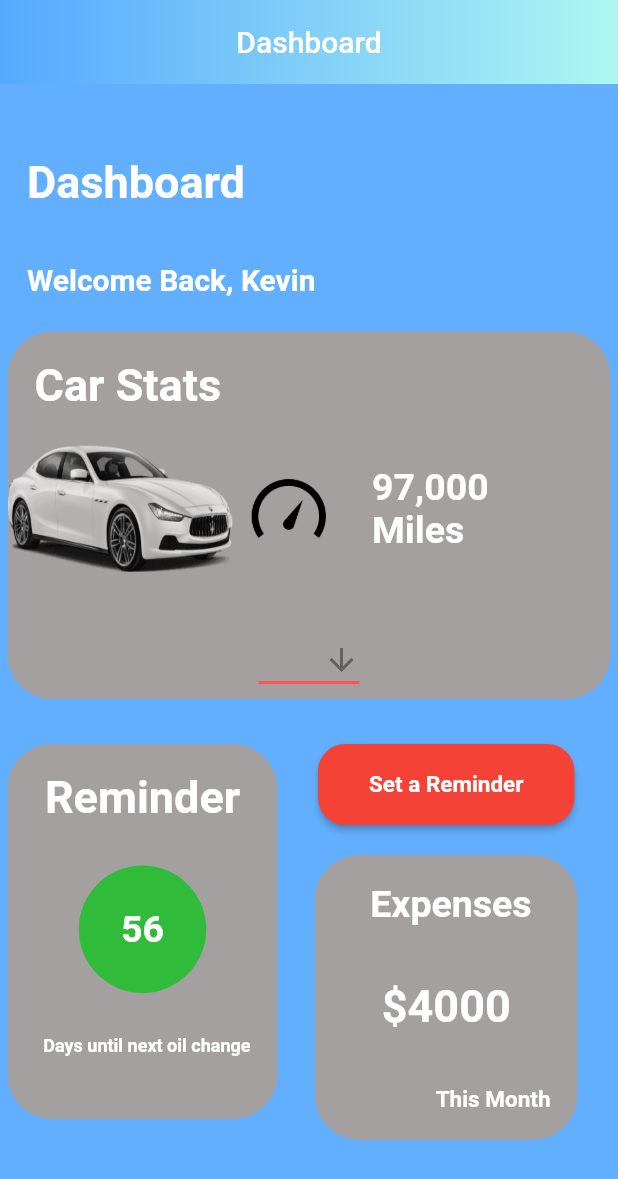
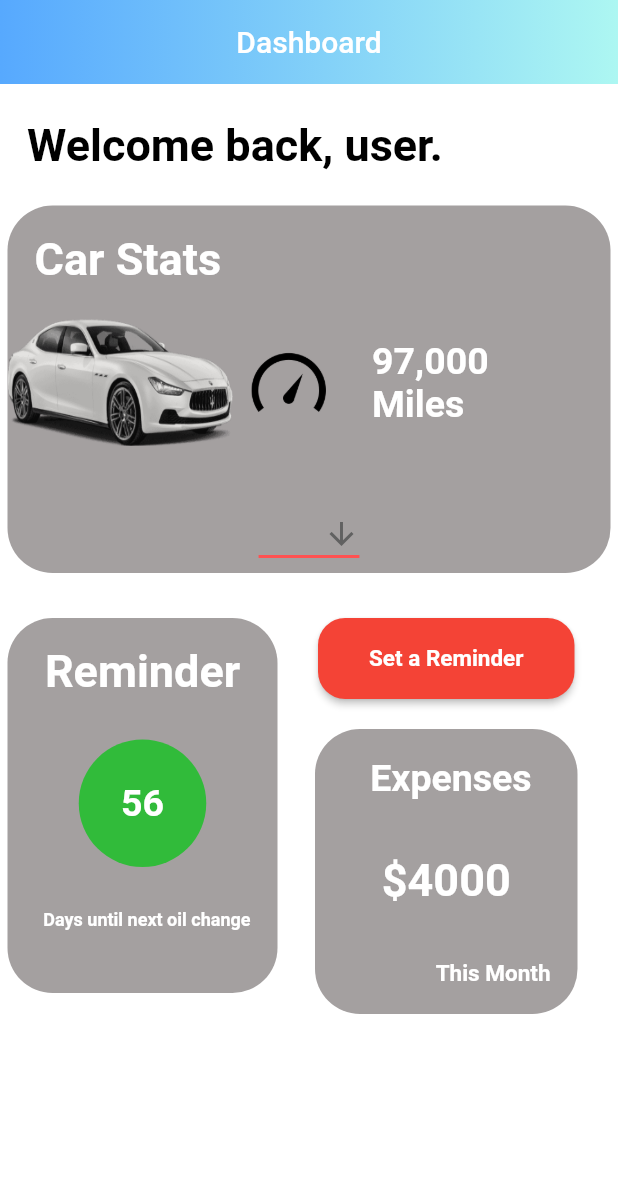
Before and after one commit to jabezj1/Motore, a Flutter app: the Dashboard screen opened directly, on a phone screen of 412 x 824 dp. Shown: the top 1179 px of the screen. Run offline on Flutter 3.47's test engine with Material 2 defaults, Android fonts, the phone set to English and light mode, and no system bars; our stand-ins replace animated_splash_screen, auth_buttons, cloud_firestore, curved_navigation_bar, dio, firebase_auth and 9 more; accounts and stored records are empty.

Commit message:
edited dashboard

```diff
--- a/lib/main.dart
+++ b/lib/main.dart
@@ -2,6 +2,7 @@ import 'package:flutter/material.dart';
 import 'package:motore/navbar.dart';
 import 'package:firebase_core/firebase_core.dart';
 import 'package:animated_splash_screen/animated_splash_screen.dart';
+import 'package:motore/pages/Dashboard.dart';
 
 Future<void> main() async {
   WidgetsFlutterBinding.ensureInitialized();
--- a/lib/pages/Dashboard.dart
+++ b/lib/pages/Dashboard.dart
@@ -379,13 +379,13 @@ ImageInput(String path, double h, double w) {
   );
 }
 
-WelcomeText(String text, double size) {
+WelcomeText(String text, double size, Color coloring) {
   return Padding(
     padding: const EdgeInsets.all(18.0),
     child: Text(
       text,
       style: TextStyle(
-        color: Colors.white,
+        color: coloring,
         fontSize: size,
         fontWeight: FontWeight.bold,
       ),
@@ -403,7 +403,7 @@ class Dashboard extends StatelessWidget {
       appBar: AppBar(
 				automaticallyImplyLeading: false,
 				title: const Text(
-					'Dashboard',
+					'Dashboard'
 				),
 				centerTitle: true,
 				elevation: 0,
@@ -416,17 +416,16 @@ class Dashboard extends StatelessWidget {
 					),
 				),
 			),
-      backgroundColor: Color(0xFF15AAAFF),
+      backgroundColor: Color.fromARGB(255, 255, 255, 255),
       body: SingleChildScrollView(
         child: SafeArea(
             child: Column(
           crossAxisAlignment: CrossAxisAlignment.start,
           children: <Widget>[
             const SizedBox(
-              height: 30,
+              height: 5,
             ),
-            WelcomeText("Dashboard", 30),
-            WelcomeText("Welcome Back, Kevin", 20),
+            WelcomeText("Welcome back, user.", 30, Colors.black),
             Padding(
               padding: const EdgeInsets.all(5),
               child: Center(
@@ -446,7 +445,7 @@ class Dashboard extends StatelessWidget {
                             ),
                             Align(
                               alignment: Alignment.centerLeft,
-                              child: WelcomeText("Car Stats", 30),
+                              child: WelcomeText("Car Stats", 30, Colors.white),
                             ),
                             Align(
                                 alignment: Alignment.centerLeft,
@@ -454,7 +453,7 @@ class Dashboard extends StatelessWidget {
                                   children: <Widget>[
                                     ImageInput("lib/icons/car2.png", 85, 150),
                                     ImageInput("lib/icons/mileage.png", 75, 75),
-                                    WelcomeText("97,000\nMiles", 25)
+                                    WelcomeText("97,000\nMiles", 25, Colors.white)
                                   ],
                                 )),
                             const SizedBox(
@@ -511,7 +510,7 @@ class Dashboard extends StatelessWidget {
                     ),
                     child: Column(
                       children: <Widget>[
-                        WelcomeText("Reminder", 30),
+                        WelcomeText("Reminder", 30, Colors.white),
                         Container(
                           margin: const EdgeInsets.all(10),
                           padding: const EdgeInsets.all(10),
@@ -523,14 +522,14 @@ class Dashboard extends StatelessWidget {
                           ),
                           child: Column(
                             children: <Widget>[
-                              WelcomeText("56", 25),
+                              WelcomeText("56", 25, Colors.white),
                             ],
                           ),
                         ),
                         Align(
                             alignment: Alignment.centerRight,
                             child:
-                                WelcomeText("Days until next oil change", 12))
+                                WelcomeText("Days until next oil change", 12, Colors.white))
                       ],
                     ),
                   ),
@@ -549,7 +548,7 @@ class Dashboard extends StatelessWidget {
                                 RoundedRectangleBorder>(RoundedRectangleBorder(
                               borderRadius: BorderRadius.circular(18.0),
                             ))),
-                        child: WelcomeText("Set a Reminder", 15),
+                        child: WelcomeText("Set a Reminder", 15, Colors.white),
                       )),
                       const SizedBox(
                         height: 20,
@@ -563,11 +562,11 @@ class Dashboard extends StatelessWidget {
                         ),
                         child: Column(
                           children: <Widget>[
-                            WelcomeText(" Expenses", 25),
-                            WelcomeText("\$4000", 30),
+                            WelcomeText(" Expenses", 25, Colors.white),
+                            WelcomeText("\$4000", 30, Colors.white),
                             Align(
                               alignment: Alignment.centerRight,
-                              child: WelcomeText("This Month", 15),
+                              child: WelcomeText("This Month", 15, Colors.white),
                             )
                           ],
                         ),
```
